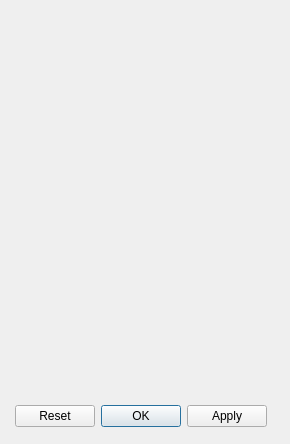
The window that tomviz/PresetDialog.ui (OpenChemistry/tomviz) describes before a commit, drawn with Qt 5.
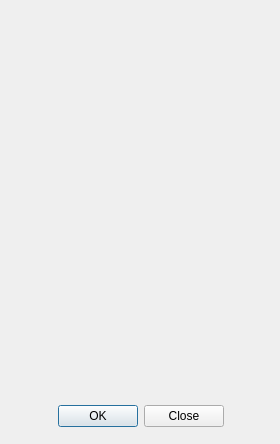
The same window after the commit.

Commit message: Apply selected preset on 'Ok'

What changed in the file:
```diff
--- a/tomviz/PresetDialog.ui
+++ b/tomviz/PresetDialog.ui
@@ -6,7 +6,7 @@
    <rect>
     <x>0</x>
     <y>0</y>
-    <width>290</width>
+    <width>280</width>
     <height>444</height>
    </rect>
   </property>
@@ -26,7 +26,7 @@
     <enum>Qt::Horizontal</enum>
    </property>
    <property name="standardButtons">
-    <set>QDialogButtonBox::Apply|QDialogButtonBox::Ok|QDialogButtonBox::Reset</set>
+    <set>QDialogButtonBox::Close|QDialogButtonBox::Ok</set>
    </property>
    <property name="centerButtons">
     <bool>true</bool>
```
The commit also changes 4 other files.
